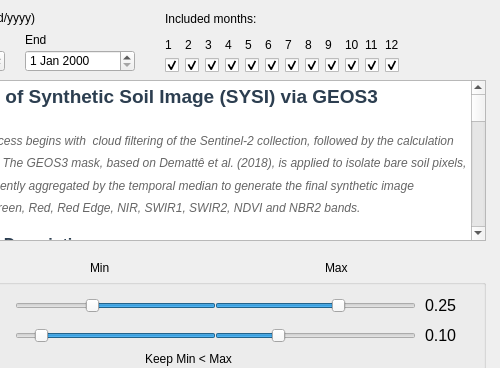
Above: ui/sysi.ui from farmanalytica/ravi-qgis-plugin before the change; both pictures show x 115 to 615 and y 0 to 368 of the 615 by 503 pixel window. Below: the same form after it.
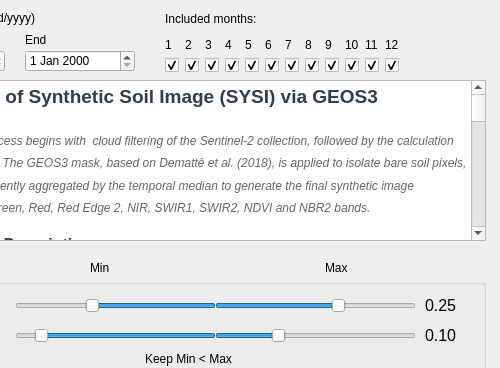
That is the form after the change. Icons and pictures are not drawn.

The edit to the form file:
```diff
--- a/ui/sysi.ui
+++ b/ui/sysi.ui
@@ -96,7 +96,7 @@
 p, li { white-space: pre-wrap; }
 &lt;/style&gt;&lt;/head&gt;&lt;body style=&quot; font-family:'MS Shell Dlg 2'; font-size:12pt; font-weight:400; font-style:normal;&quot;&gt;
 &lt;h3 style=&quot; margin-top:14px; margin-bottom:12px; margin-left:0px; margin-right:0px; -qt-block-indent:0; text-indent:0px; line-height:160%;&quot;&gt;&lt;span style=&quot; font-family:'Arial','sans-serif'; font-size:large; font-weight:600; color:#2c3e50;&quot;&gt;Generation of Synthetic Soil Image (SYSI) via GEOS3&lt;/span&gt;&lt;span style=&quot; font-family:'Arial','sans-serif'; font-size:large; font-weight:600; color:#333333;&quot;&gt; &lt;/span&gt;&lt;/h3&gt;
-&lt;p style=&quot; margin-top:12px; margin-bottom:12px; margin-left:0px; margin-right:0px; -qt-block-indent:0; text-indent:0px; line-height:160%;&quot;&gt;&lt;span style=&quot; font-family:'Arial','sans-serif'; font-size:9pt; font-style:italic; color:#666666;&quot;&gt;Overview: The process begins with  cloud filtering of the Sentinel-2 collection, followed by the calculation of spectral indices. The GEOS3 mask, based on Demattê et al. (2018), is applied to isolate bare soil pixels, which are subsequently aggregated by the temporal median to generate the final synthetic image containing Blue, Green, Red, Red Edge, NIR, SWIR1, SWIR2, NDVI and NBR2 bands. &lt;/span&gt;&lt;/p&gt;
+&lt;p style=&quot; margin-top:12px; margin-bottom:12px; margin-left:0px; margin-right:0px; -qt-block-indent:0; text-indent:0px; line-height:160%;&quot;&gt;&lt;span style=&quot; font-family:'Arial','sans-serif'; font-size:9pt; font-style:italic; color:#666666;&quot;&gt;Overview: The process begins with  cloud filtering of the Sentinel-2 collection, followed by the calculation of spectral indices. The GEOS3 mask, based on Demattê et al. (2018), is applied to isolate bare soil pixels, which are subsequently aggregated by the temporal median to generate the final synthetic image containing Blue, Green, Red, Red Edge 2, NIR, SWIR1, SWIR2, NDVI and NBR2 bands. &lt;/span&gt;&lt;/p&gt;
 &lt;p style=&quot; margin-top:12px; margin-bottom:12px; margin-left:0px; margin-right:0px; -qt-block-indent:0; text-indent:0px; line-height:160%;&quot;&gt;&lt;span style=&quot; font-family:'Arial','sans-serif'; font-weight:600; color:#2c3e50;&quot;&gt;Functionality Description: &lt;/span&gt;&lt;/p&gt;
 &lt;p style=&quot; margin-top:12px; margin-bottom:12px; margin-left:0px; margin-right:0px; -qt-block-indent:0; text-indent:0px; line-height:160%;&quot;&gt;&lt;span style=&quot; font-family:'Arial','sans-serif'; color:#333333;&quot;&gt;This feature aims to generate a vegetation-free and cloud-free Synthetic Soil Image (SYSI), allowing for the visualization of the pedological variability within the area of interest. The method is based on the &lt;/span&gt;&lt;span style=&quot; font-family:'Arial','sans-serif'; font-weight:600; color:#333333;&quot;&gt;Geospatial Soil Sensing System (GEOS3)&lt;/span&gt;&lt;span style=&quot; font-family:'Arial','sans-serif'; color:#333333;&quot;&gt; algorithm proposed by Demattê et al. (2018), which employs data mining techniques on satellite image time series to identify and isolate bare soil pixels. &lt;/span&gt;&lt;/p&gt;
 &lt;p style=&quot; margin-top:12px; margin-bottom:12px; margin-left:0px; margin-right:0px; -qt-block-indent:0; text-indent:0px; line-height:160%;&quot;&gt;&lt;span style=&quot; font-family:'Arial','sans-serif'; color:#333333;&quot;&gt;The processing is executed in the cloud via Google Earth Engine (GEE) following four main steps: &lt;/span&gt;&lt;/p&gt;
@@ -121,7 +121,7 @@
 &lt;p style=&quot; margin-top:12px; margin-bottom:12px; margin-left:0px; margin-right:0px; -qt-block-indent:1; text-indent:0px; line-height:160%;&quot;&gt;&lt;span style=&quot; font-family:'Arial','sans-serif'; color:#333333;&quot;&gt;After classification, the mask is applied to the collection, retaining only the pixels identified as soil. To compose the final image (SYSI), a statistical &lt;/span&gt;&lt;span style=&quot; font-family:'Arial','sans-serif'; font-weight:600; color:#333333;&quot;&gt;median&lt;/span&gt;&lt;span style=&quot; font-family:'Arial','sans-serif'; color:#333333;&quot;&gt; reducer (&lt;/span&gt;&lt;span style=&quot; font-family:'monospace'; color:#c7254e; background-color:#f4f4f4;&quot;&gt;median()&lt;/span&gt;&lt;span style=&quot; font-family:'Arial','sans-serif'; color:#333333;&quot;&gt;) is used over the temporal stack of valid pixels. This process removes transient variations (such as temporary moisture) and fills gaps left by clouds or vegetation. &lt;/span&gt;&lt;/p&gt;
 &lt;p style=&quot; margin-top:12px; margin-bottom:12px; margin-left:0px; margin-right:0px; -qt-block-indent:1; text-indent:0px; line-height:160%;&quot;&gt;&lt;span style=&quot; font-family:'Arial','sans-serif'; color:#333333;&quot;&gt;The resulting product is a multispectral image composed of &lt;/span&gt;&lt;span style=&quot; font-family:'Arial','sans-serif'; font-weight:600; color:#333333;&quot;&gt;9 bands&lt;/span&gt;&lt;span style=&quot; font-family:'Arial','sans-serif'; color:#333333;&quot;&gt;: &lt;/span&gt;&lt;/p&gt;
 &lt;ul style=&quot;margin-top: 0px; margin-bottom: 0px; margin-left: 0px; margin-right: 0px; -qt-list-indent: 2;&quot;&gt;&lt;li style=&quot; font-family:'Arial','sans-serif'; color:#333333;&quot; style=&quot; margin-top:0px; margin-bottom:5px; margin-left:0px; margin-right:0px; -qt-block-indent:0; text-indent:0px; line-height:160%;&quot;&gt;&lt;span style=&quot; font-weight:600;&quot;&gt;Visible:&lt;/span&gt; Blue, Green, and Red; &lt;/li&gt;
-&lt;li style=&quot; font-family:'Arial','sans-serif'; color:#333333;&quot; style=&quot; margin-top:0px; margin-bottom:5px; margin-left:0px; margin-right:0px; -qt-block-indent:0; text-indent:0px; line-height:160%;&quot;&gt;&lt;span style=&quot; font-weight:600;&quot;&gt;Vegetation and Near-Infrared:&lt;/span&gt; Red Edge and Near-Infrared (NIR); &lt;/li&gt;
+&lt;li style=&quot; font-family:'Arial','sans-serif'; color:#333333;&quot; style=&quot; margin-top:0px; margin-bottom:5px; margin-left:0px; margin-right:0px; -qt-block-indent:0; text-indent:0px; line-height:160%;&quot;&gt;&lt;span style=&quot; font-weight:600;&quot;&gt;Vegetation and Near-Infrared:&lt;/span&gt; Red Edge 2 and Near-Infrared (NIR); &lt;/li&gt;
 &lt;li style=&quot; font-family:'Arial','sans-serif'; color:#333333;&quot; style=&quot; margin-top:0px; margin-bottom:5px; margin-left:0px; margin-right:0px; -qt-block-indent:0; text-indent:0px; line-height:160%;&quot;&gt;&lt;span style=&quot; font-weight:600;&quot;&gt;Shortwave Infrared:&lt;/span&gt; SWIR1 and SWIR2; &lt;/li&gt;
 &lt;li style=&quot; font-family:'Arial','sans-serif'; color:#333333;&quot; style=&quot; margin-top:0px; margin-bottom:20px; margin-left:0px; margin-right:0px; -qt-block-indent:0; text-indent:0px; line-height:160%;&quot;&gt;&lt;span style=&quot; font-weight:600;&quot;&gt;Index:&lt;/span&gt; The calculated NDVI and NBR2 band. &lt;/li&gt;&lt;/ul&gt;
 &lt;p style=&quot; margin-top:12px; margin-bottom:12px; margin-left:0px; margin-right:0px; -qt-block-indent:1; text-indent:0px; line-height:160%;&quot;&gt;&lt;span style=&quot; font-family:'Arial','sans-serif'; color:#333333;&quot;&gt;Finally, the resulting image is clipped precisely to the AOI geometry, automatically downloaded, and loaded into QGIS with a contrast rendering adjusted to the visualized extent. &lt;/span&gt;&lt;/p&gt;
```
